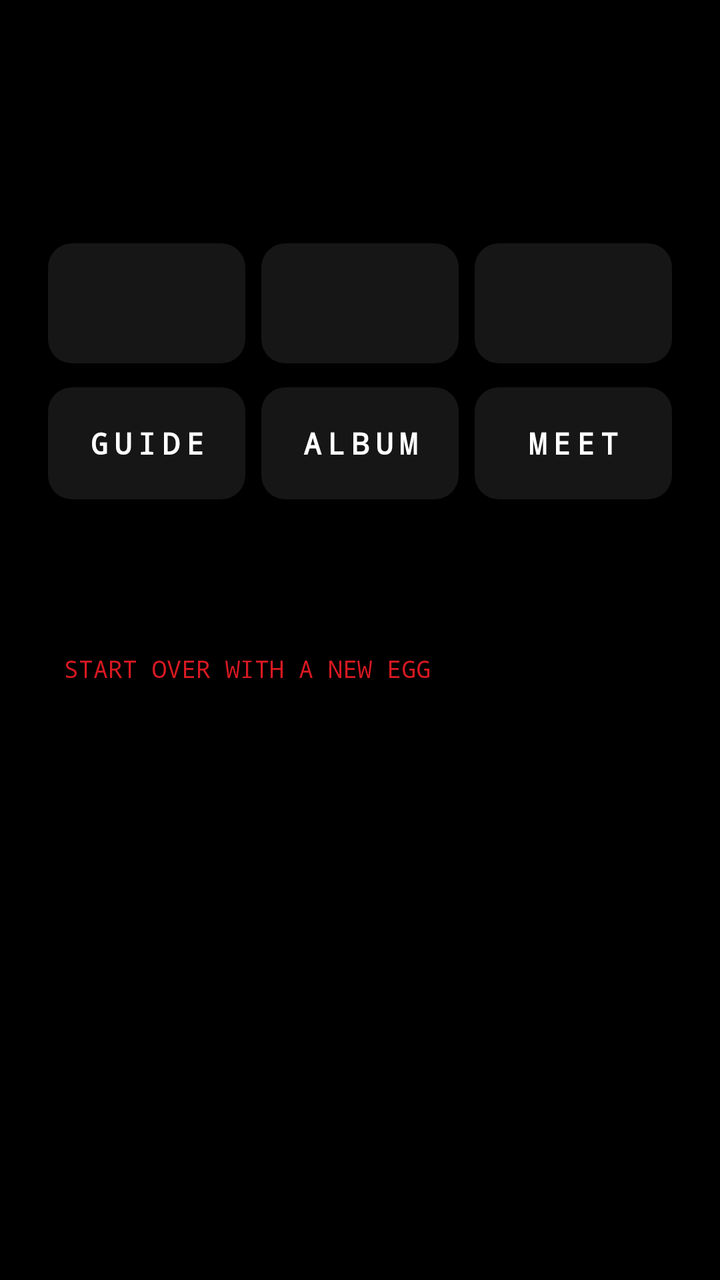
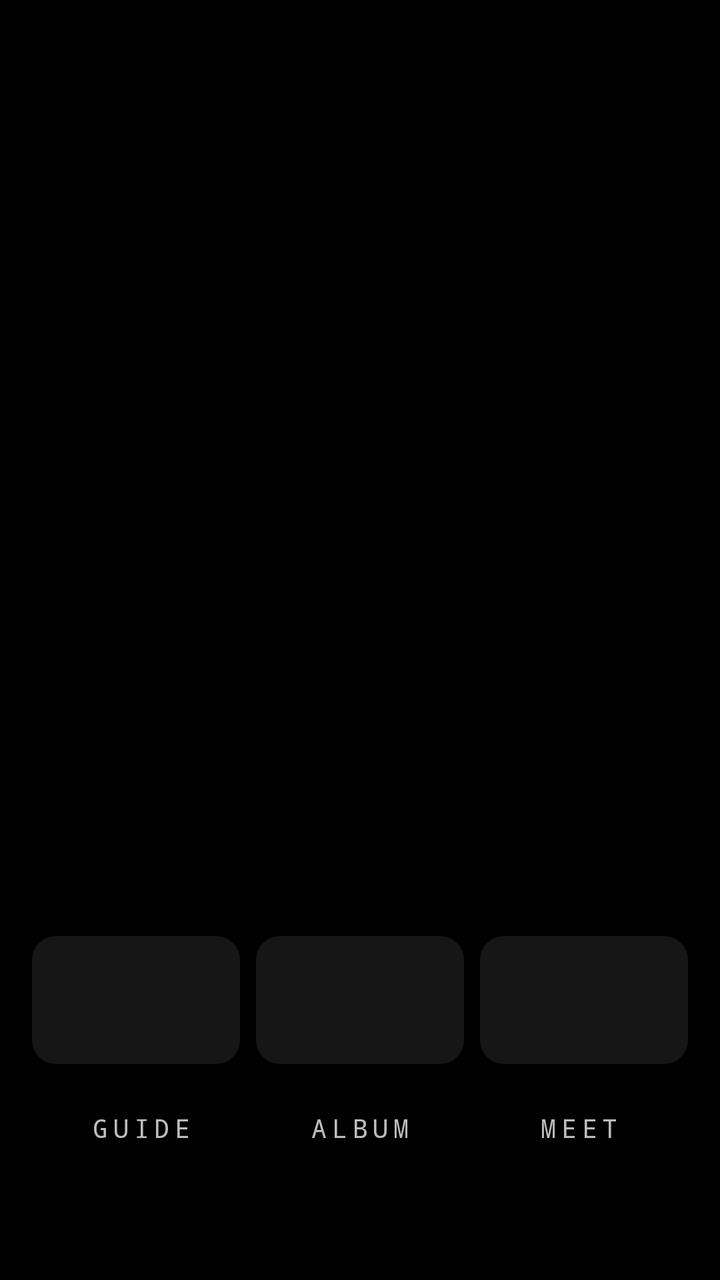

Compare the two renders of this Android layout. The source of the first and the diff that turns it into the second are given below.
<!-- AndroidManifest.xml: application theme android:Theme.DeviceDefault.NoActionBar -->
<!-- res/layout/activity_main.xml -->
<?xml version="1.0" encoding="utf-8"?>
<ScrollView xmlns:android="http://schemas.android.com/apk/res/android"
    android:layout_width="match_parent"
    android:layout_height="match_parent"
    android:background="#000000"
    android:fitsSystemWindows="true">

    <LinearLayout
        android:layout_width="match_parent"
        android:layout_height="wrap_content"
        android:orientation="vertical"
        android:padding="24dp">

        <ImageView
            android:id="@+id/title"
            android:layout_width="wrap_content"
            android:layout_height="28dp"
            android:adjustViewBounds="true"
            android:contentDescription="@string/app_name"
            android:scaleType="fitStart" />

        <TextView
            android:id="@+id/status"
            android:layout_width="match_parent"
            android:layout_height="wrap_content"
            android:layout_marginTop="12dp"
            android:fontFamily="monospace"
            android:letterSpacing="0.1"
            android:textColor="#9A9A9A"
            android:textSize="13sp" />

        <ImageView
            android:id="@+id/pet"
            android:layout_width="match_parent"
            android:layout_height="wrap_content"
            android:layout_marginTop="20dp"
            android:adjustViewBounds="true"
            android:contentDescription="@string/app_name"
            android:scaleType="fitCenter" />

        <LinearLayout
            android:layout_width="match_parent"
            android:layout_height="wrap_content"
            android:layout_marginTop="20dp"
            android:orientation="horizontal">

            <ImageView
                android:id="@+id/btn_feed"
                android:layout_width="0dp"
                android:layout_height="60dp"
                android:layout_weight="1"
                android:background="@drawable/button_bg"
                android:contentDescription="Feed"
                android:padding="12dp"
                android:scaleType="fitCenter" />

            <ImageView
                android:id="@+id/btn_play"
                android:layout_width="0dp"
                android:layout_height="60dp"
                android:layout_marginStart="8dp"
                android:layout_weight="1"
                android:background="@drawable/button_bg"
                android:contentDescription="Play"
                android:padding="12dp"
                android:scaleType="fitCenter" />

            <ImageView
                android:id="@+id/btn_clean"
                android:layout_width="0dp"
                android:layout_height="60dp"
                android:layout_marginStart="8dp"
                android:layout_weight="1"
                android:background="@drawable/button_bg"
                android:contentDescription="Clean"
                android:padding="12dp"
                android:scaleType="fitCenter" />
        </LinearLayout>

        <LinearLayout
            android:layout_width="match_parent"
            android:layout_height="wrap_content"
            android:layout_marginTop="12dp"
            android:orientation="horizontal">

            <TextView
                android:id="@+id/guide"
                android:layout_width="0dp"
                android:layout_height="56dp"
                android:layout_weight="1"
                android:background="@drawable/button_bg"
                android:fontFamily="monospace"
                android:gravity="center"
                android:letterSpacing="0.2"
                android:text="@string/guide_button"
                android:textColor="#FFFFFF"
                android:textSize="15sp"
                android:textStyle="bold" />

            <TextView
                android:id="@+id/album"
                android:layout_width="0dp"
                android:layout_height="56dp"
                android:layout_marginStart="8dp"
                android:layout_weight="1"
                android:background="@drawable/button_bg"
                android:fontFamily="monospace"
                android:gravity="center"
                android:letterSpacing="0.2"
                android:text="@string/album_button"
                android:textColor="#FFFFFF"
                android:textSize="15sp"
                android:textStyle="bold" />

            <TextView
                android:id="@+id/meet"
                android:layout_width="0dp"
                android:layout_height="56dp"
                android:layout_marginStart="8dp"
                android:layout_weight="1"
                android:background="@drawable/button_bg"
                android:fontFamily="monospace"
                android:gravity="center"
                android:letterSpacing="0.2"
                android:text="@string/meet_button"
                android:textColor="#FFFFFF"
                android:textSize="15sp"
                android:textStyle="bold" />
        </LinearLayout>

        <TextView
            android:id="@+id/daycare"
            android:layout_width="wrap_content"
            android:layout_height="wrap_content"
            android:layout_marginTop="32dp"
            android:fontFamily="monospace"
            android:padding="8dp"
            android:textColor="#9A9A9A"
            android:textSize="12sp" />

        <TextView
            android:id="@+id/reset"
            android:layout_width="wrap_content"
            android:layout_height="wrap_content"
            android:layout_marginTop="4dp"
            android:fontFamily="monospace"
            android:padding="8dp"
            android:text="@string/reset_label"
            android:textColor="#D71921"
            android:textSize="12sp" />
    </LinearLayout>
</ScrollView>
<!-- resources referenced by this layout -->
<resources>
  <!-- drawable button_bg (drawable) -->
  <?xml version="1.0" encoding="utf-8"?>
  <shape xmlns:android="http://schemas.android.com/apk/res/android"
      android:shape="rectangle">
      <solid android:color="#161616" />
      <corners android:radius="12dp" />
  </shape>
  <string name="album_button">ALBUM</string>
  <string name="app_name">Dotchi</string>
  <string name="guide_button">GUIDE</string>
  <string name="meet_button">MEET</string>
  <string name="reset_label">START OVER WITH A NEW EGG</string>
</resources>

<!-- the commit's change to res/layout/activity_main.xml (unified diff, before → after) -->
@@ -3,18 +3,23 @@
     android:layout_width="match_parent"
     android:layout_height="match_parent"
     android:background="#000000"
+    android:fillViewport="true"
     android:fitsSystemWindows="true">
 
     <LinearLayout
         android:layout_width="match_parent"
-        android:layout_height="wrap_content"
+        android:layout_height="match_parent"
         android:orientation="vertical"
-        android:padding="24dp">
+        android:paddingStart="16dp"
+        android:paddingTop="20dp"
+        android:paddingEnd="16dp"
+        android:paddingBottom="12dp">
 
         <ImageView
             android:id="@+id/title"
             android:layout_width="wrap_content"
             android:layout_height="28dp"
+            android:layout_marginStart="4dp"
             android:adjustViewBounds="true"
             android:contentDescription="@string/app_name"
             android:scaleType="fitStart" />
@@ -23,31 +28,49 @@
             android:id="@+id/status"
             android:layout_width="match_parent"
             android:layout_height="wrap_content"
+            android:layout_marginStart="4dp"
             android:layout_marginTop="12dp"
             android:fontFamily="monospace"
             android:letterSpacing="0.1"
-            android:textColor="#9A9A9A"
+            android:textColor="#FFFFFF"
             android:textSize="13sp" />
 
-        <ImageView
-            android:id="@+id/pet"
+        <TextView
+            android:id="@+id/today"
             android:layout_width="match_parent"
             android:layout_height="wrap_content"
-            android:layout_marginTop="20dp"
-            android:adjustViewBounds="true"
-            android:contentDescription="@string/app_name"
-            android:scaleType="fitCenter" />
+            android:layout_marginStart="4dp"
+            android:layout_marginTop="4dp"
+            android:fontFamily="monospace"
+            android:letterSpacing="0.1"
+            android:textColor="#8A8A8A"
+            android:textSize="12sp" />
+
+        <FrameLayout
+            android:layout_width="match_parent"
+            android:layout_height="0dp"
+            android:layout_weight="1"
+            android:minHeight="200dp">
+
+            <ImageView
+                android:id="@+id/pet"
+                android:layout_width="match_parent"
+                android:layout_height="wrap_content"
+                android:layout_gravity="center_vertical"
+                android:adjustViewBounds="true"
+                android:contentDescription="@string/app_name"
+                android:scaleType="fitCenter" />
+        </FrameLayout>
 
         <LinearLayout
             android:layout_width="match_parent"
             android:layout_height="wrap_content"
-            android:layout_marginTop="20dp"
             android:orientation="horizontal">
 
             <ImageView
                 android:id="@+id/btn_feed"
                 android:layout_width="0dp"
-                android:layout_height="60dp"
+                android:layout_height="64dp"
                 android:layout_weight="1"
                 android:background="@drawable/button_bg"
                 android:contentDescription="Feed"
@@ -57,7 +80,7 @@
             <ImageView
                 android:id="@+id/btn_play"
                 android:layout_width="0dp"
-                android:layout_height="60dp"
+                android:layout_height="64dp"
                 android:layout_marginStart="8dp"
                 android:layout_weight="1"
                 android:background="@drawable/button_bg"
@@ -68,7 +91,7 @@
             <ImageView
                 android:id="@+id/btn_clean"
                 android:layout_width="0dp"
-                android:layout_height="60dp"
+                android:layout_height="64dp"
                 android:layout_marginStart="8dp"
                 android:layout_weight="1"
                 android:background="@drawable/button_bg"
@@ -80,73 +103,55 @@
         <LinearLayout
             android:layout_width="match_parent"
             android:layout_height="wrap_content"
-            android:layout_marginTop="12dp"
+            android:layout_marginTop="8dp"
             android:orientation="horizontal">
 
             <TextView
                 android:id="@+id/guide"
                 android:layout_width="0dp"
-                android:layout_height="56dp"
+                android:layout_height="48dp"
                 android:layout_weight="1"
-                android:background="@drawable/button_bg"
                 android:fontFamily="monospace"
                 android:gravity="center"
                 android:letterSpacing="0.2"
                 android:text="@string/guide_button"
-                android:textColor="#FFFFFF"
-                android:textSize="15sp"
-                android:textStyle="bold" />
+                android:textColor="#BDBDBD"
+                android:textSize="13sp" />
 
             <TextView
                 android:id="@+id/album"
                 android:layout_width="0dp"
-                android:layout_height="56dp"
-                android:layout_marginStart="8dp"
+                android:layout_height="48dp"
                 android:layout_weight="1"
-                android:background="@drawable/button_bg"
                 android:fontFamily="monospace"
                 android:gravity="center"
                 android:letterSpacing="0.2"
                 android:text="@string/album_button"
-                android:textColor="#FFFFFF"
-                android:textSize="15sp"
-                android:textStyle="bold" />
+                android:textColor="#BDBDBD"
+                android:textSize="13sp" />
 
             <TextView
                 android:id="@+id/meet"
                 android:layout_width="0dp"
-                android:layout_height="56dp"
-                android:layout_marginStart="8dp"
+                android:layout_height="48dp"
                 android:layout_weight="1"
-                android:background="@drawable/button_bg"
                 android:fontFamily="monospace"
                 android:gravity="center"
                 android:letterSpacing="0.2"
                 android:text="@string/meet_button"
-                android:textColor="#FFFFFF"
-                android:textSize="15sp"
-                android:textStyle="bold" />
+                android:textColor="#BDBDBD"
+                android:textSize="13sp" />
         </LinearLayout>
 
         <TextView
             android:id="@+id/daycare"
-            android:layout_width="wrap_content"
+            android:layout_width="match_parent"
             android:layout_height="wrap_content"
-            android:layout_marginTop="32dp"
             android:fontFamily="monospace"
+            android:gravity="center"
+            android:minHeight="40dp"
             android:padding="8dp"
-            android:textColor="#9A9A9A"
-            android:textSize="12sp" />
-
-        <TextView
-            android:id="@+id/reset"
-            android:layout_width="wrap_content"
-            android:layout_height="wrap_content"
-            android:layout_marginTop="4dp"
-            android:fontFamily="monospace"
-            android:padding="8dp"
-            android:text="@string/reset_label"
-            android:textColor="#D71921"
+            android:textColor="#8A8A8A"
             android:textSize="12sp" />
     </LinearLayout>
 </ScrollView>
<!-- resource entries referenced after the edit -->
@@ -11,6 +11,5 @@
   <string name="app_name">Dotchi</string>
   <string name="guide_button">GUIDE</string>
   <string name="meet_button">MEET</string>
-  <string name="reset_label">START OVER WITH A NEW EGG</string>
 </resources>
 
